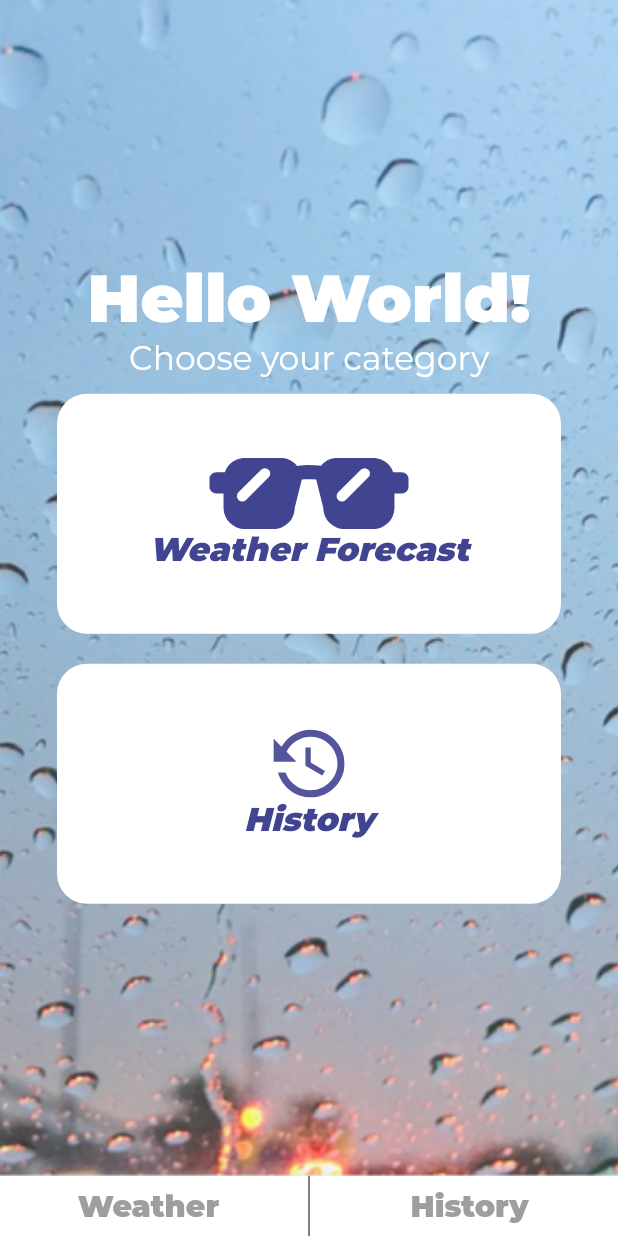
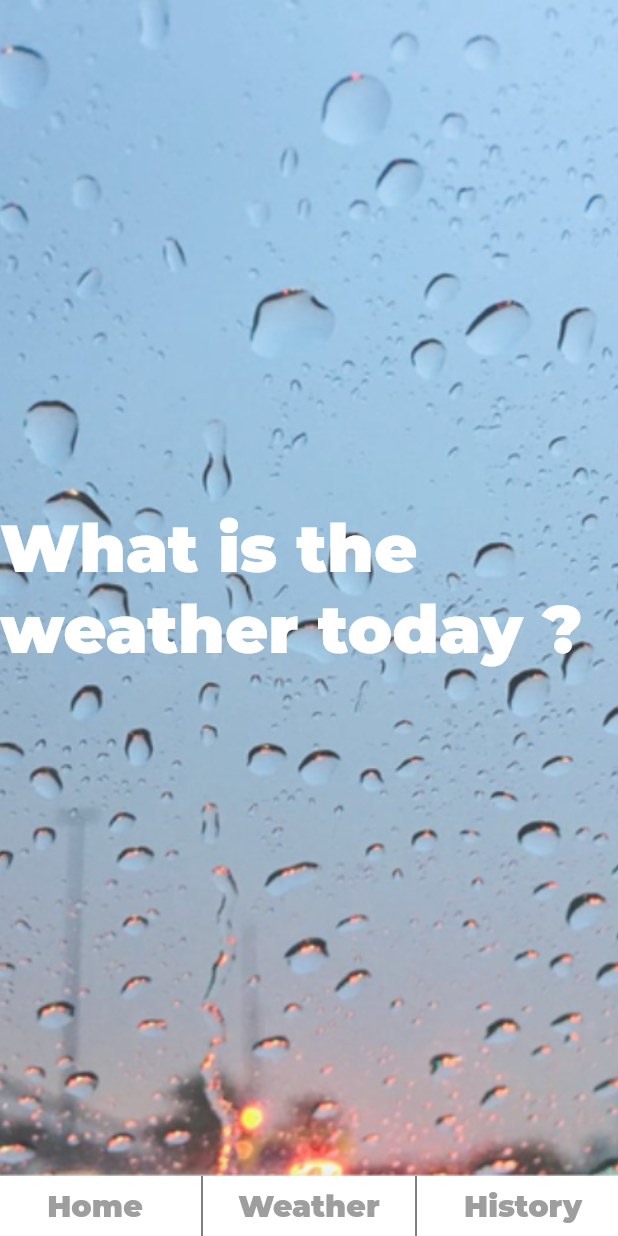
Before and after one commit to nperret/forecast, a Flutter app: the screen it shows after launch, after a tap on "Weather Forecast", on a phone screen of 412 x 824 dp. Run offline on Flutter 3.47's test engine with Material 2 defaults, Android fonts, the phone set to English and light mode, and no system bars; our stand-ins replace flutter_svg.

Commit message:
add navigation through screen

```diff
--- a/lib/app.dart
+++ b/lib/app.dart
@@ -1,3 +1,5 @@
+import 'package:cpro_forecast/screen/Forecast.dart';
+import 'package:cpro_forecast/screen/History.dart';
 import 'package:flutter/material.dart';
 import 'screen/Home.dart';
 
@@ -11,7 +13,17 @@ class MyApp extends StatelessWidget {
         primarySwatch: Colors.blue,
         fontFamily: 'Montserrat'
       ),
-      home: Home(),
+      routes: <String, WidgetBuilder>{
+        '/': (BuildContext context) {
+          return Home();
+        },
+        '/forecast': (BuildContext context){
+          return Forecast();
+        },
+        '/history': (BuildContext context){
+          return History();
+        }
+      },
     );
   }
 }
--- /dev/null
+++ b/lib/screen/Forecast.dart
@@ -0,0 +1,36 @@
+import 'package:cpro_forecast/widget/BottomForecastBar.dart';
+import 'package:flutter/material.dart';
+
+class Forecast extends StatelessWidget {
+
+  @override
+  Widget build(BuildContext context) {
+
+    return Scaffold(
+        body: Container(
+            decoration: BoxDecoration(
+                image: DecorationImage(
+                  image: AssetImage("assets/weather.png"),
+                  fit: BoxFit.cover,
+                )
+            ),
+            child:Center(
+              child : Column(
+                mainAxisAlignment: MainAxisAlignment.center,
+                children: <Widget>[
+                  Text(
+                    "What is the weather today ? ",
+                    style: TextStyle(
+                      color: Colors.white,
+                      fontSize: 44,
+                      fontWeight: FontWeight.bold,
+                    ),
+                  ),
+                ],
+              ),
+            )
+        ),
+        bottomNavigationBar: BottomForecastBar()
+    );
+  }
+}
--- a/lib/screen/Home.dart
+++ b/lib/screen/Home.dart
@@ -36,11 +36,13 @@ class Home extends StatelessWidget {
 
                 HomeButton(
                     title: 'Weather Forecast',
-                    pictureUrl: 'assets/homeGlasses.svg'
+                    pictureUrl: 'assets/homeGlasses.svg',
+                    path: '/forecast'
                 ),
                 HomeButton(
                     title: 'History',
-                    pictureUrl: 'assets/history-clock-button.svg'
+                    pictureUrl: 'assets/history-clock-button.svg',
+                    path: '/history'
                 ),
               ],
             ),
--- a/lib/widget/BottomAppButton.dart
+++ b/lib/widget/BottomAppButton.dart
@@ -3,15 +3,18 @@ import 'package:flutter/material.dart';
 
 class BottomAppButton extends StatelessWidget {
 
-  BottomAppButton({Key key, this.title}) : super(key: key);
+  BottomAppButton({Key key, this.title, this.path}) : super(key: key);
 
   final String title;
+  final String path;
 
   @override
   Widget build(BuildContext context) {
     // TODO: implement build
     return Expanded(
-        child: Container(
+        child: InkWell(
+          onTap: () => {Navigator.pushNamed(context, this.path)},
+          child: Container(
             child : Text(
               this.title,
               textAlign: TextAlign.center,
@@ -20,8 +23,10 @@ class BottomAppButton extends StatelessWidget {
                 color: Colors.grey,
                 fontWeight: FontWeight.bold,
               ),
-                ),
-    )
+            ),
+          )
+        )
+
     );
   }
 
--- a/lib/widget/BottomForecastBar.dart
+++ b/lib/widget/BottomForecastBar.dart
@@ -11,7 +11,8 @@ class BottomForecastBar extends StatelessWidget {
       child: new Row(
         children: <Widget>[
           BottomAppButton(
-              title: 'Weather'
+              title: 'Home',
+              path: '/'
           ),
           Container(
             height: 40,
@@ -20,7 +21,18 @@ class BottomForecastBar extends StatelessWidget {
             ),
           ),
           BottomAppButton(
-              title: 'History'
+              title: 'Weather',
+              path: '/forecast'
+          ),
+          Container(
+            height: 40,
+            child: VerticalDivider(
+              color: Colors.black,
+            ),
+          ),
+          BottomAppButton(
+              title: 'History',
+              path: '/history'
           ),
         ],
       ),
--- a/lib/widget/HomeButton.dart
+++ b/lib/widget/HomeButton.dart
@@ -4,17 +4,18 @@ import 'package:flutter_svg/flutter_svg.dart';
 
 class HomeButton extends StatelessWidget {
 
-  HomeButton({Key key, this.title, this.pictureUrl}) : super(key: key);
+  HomeButton({Key key, this.title, this.pictureUrl, this.path}) : super(key: key);
 
   final String title;
   final String pictureUrl;
+  final String path;
 
 
   // This widget is the root of your application.
   @override
   Widget build(BuildContext context) {
     return GestureDetector(
-      onTap: () => {print('You tap this GestureDetector component')},
+      onTap: () => {Navigator.pushNamed(context, this.path)},
       child: Container(
         width: 336,
         height: 160,
```
Also changed, not shown: lib/screen/History.dart (added, +36 -0 lines).
